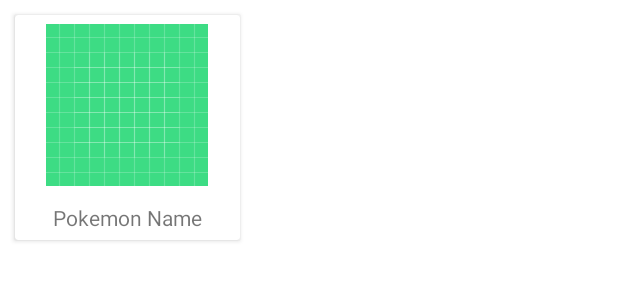
After one commit to Gerlenn/Pokemon, an Android app: the layout pokemon_item.xml on its own in the app's theme, with its tools: preview values and no code run, on a phone screen of 412 x 824 dp. The commit adds this screen. Shown: the top 300 px of the screen. Run offline under Robolectric (Android 15) with nearby library versions, the phone set to English and light mode, and no system bars; network calls fail.

Commit message:
retrofit2, viewBinding added The Pokemon list supports pagination

```diff
--- a/app/build.gradle
+++ b/app/build.gradle
@@ -17,6 +17,10 @@ android {
         versionName "1.0"
 
         testInstrumentationRunner "androidx.test.runner.AndroidJUnitRunner"
+    }
+
+    buildFeatures{
+        viewBinding = true
     }
 
     buildTypes {
--- /dev/null
+++ b/app/src/main/java/app/pokemon/data/model/PokemonListItem.kt
@@ -0,0 +1,6 @@
+package app.pokemon.data.model
+
+data class PokemonListItem(
+    val name: String,
+    val url: String
+)
--- /dev/null
+++ b/app/src/main/java/app/pokemon/data/model/PokemonListResponse.kt
@@ -0,0 +1,5 @@
+package app.pokemon.data.model
+
+data class PokemonListResponse(
+    val results: List<PokemonListItem>
+)
--- a/app/src/main/java/app/pokemon/domain/PokemonRepository.kt
+++ b/app/src/main/java/app/pokemon/domain/PokemonRepository.kt
@@ -1,4 +1,8 @@
 package app.pokemon.domain
 
+import app.pokemon.presentation.model.Pokemon
+
 interface PokemonRepository {
+
+    suspend fun getPokemonList(offset: Int, limit: Int): List<Pokemon>
 }
--- /dev/null
+++ b/app/src/main/java/app/pokemon/presentation/adapter/listener/PokemonListener.kt
@@ -0,0 +1,6 @@
+package app.pokemon.presentation.adapter.listener
+
+interface PokemonListener {
+
+    fun onPokemonSelected(pokemonId: Int)
+}
--- /dev/null
+++ b/app/src/main/java/app/pokemon/presentation/model/Pokemon.kt
@@ -0,0 +1,6 @@
+package app.pokemon.presentation.model
+
+data class Pokemon(
+    val name: String,
+    val url: String,
+)
--- /dev/null
+++ b/app/src/main/res/layout/pokemon_item.xml
@@ -0,0 +1,30 @@
+<?xml version="1.0" encoding="utf-8"?>
+<androidx.cardview.widget.CardView
+    xmlns:android="http://schemas.android.com/apk/res/android"
+    xmlns:app="http://schemas.android.com/apk/res-auto"
+    xmlns:tools="http://schemas.android.com/tools"
+    android:layout_margin="10dp"
+    android:layout_width="150dp"
+    android:layout_height="150dp">
+
+    <LinearLayout
+        android:layout_width="match_parent"
+        android:layout_height="match_parent"
+        android:orientation="vertical">
+
+        <ImageView
+            android:id="@+id/pokemonImage"
+            android:layout_width="wrap_content"
+            android:layout_height="120dp"
+            app:srcCompat="@drawable/ic_launcher_background"
+            android:layout_gravity="center"/>
+
+        <TextView
+            android:id="@+id/pokemonName"
+            android:layout_width="match_parent"
+            android:layout_height="match_parent"
+            android:layout_marginTop="5dp"
+            android:text="Pokemon Name"
+            android:textAlignment="center"/>
+    </LinearLayout>
+</androidx.cardview.widget.CardView>
```
Also changed, not shown: app/src/main/java/app/pokemon/data/pokemon/PokemonRepositoryImpl.kt (+18 -0 lines), app/src/main/java/app/pokemon/data/service/ApiService.kt (added, +12 -0 lines), app/src/main/java/app/pokemon/di/DataModule.kt (+22 -0 lines), app/src/main/java/app/pokemon/domain/PokemonInteractor.kt (+5 -2 lines), app/src/main/java/app/pokemon/presentation/PokemonFragment.kt (+60 -4 lines), app/src/main/java/app/pokemon/presentation/PokemonViewModel.kt (+30 -0 lines), app/src/main/java/app/pokemon/presentation/adapter/PokemonAdapter.kt (added, +35 -0 lines), app/src/main/java/app/pokemon/presentation/adapter/PokemonViewHolder.kt (added, +20 -0 lines), app/src/main/res/layout/fragment_pokemon.xml (+4 -3 lines).
